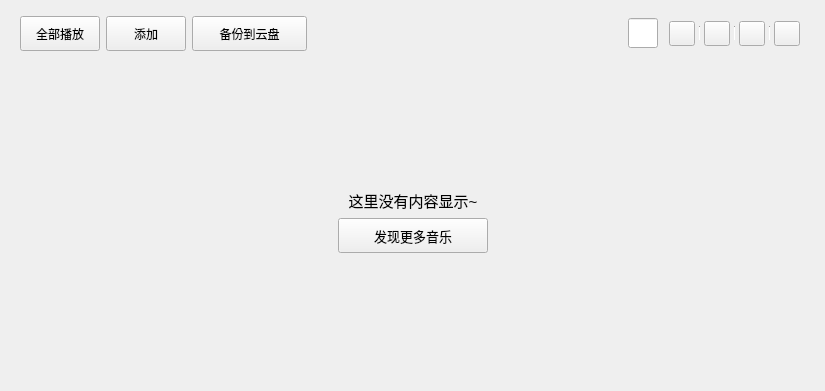
This is KuGouStart/MyCollection/SingleSong/SingleSong.ui in a-mo-xi-wei/Qt-KuGouAppClient as Qt 5 draws it before an edit. The edited form follows.
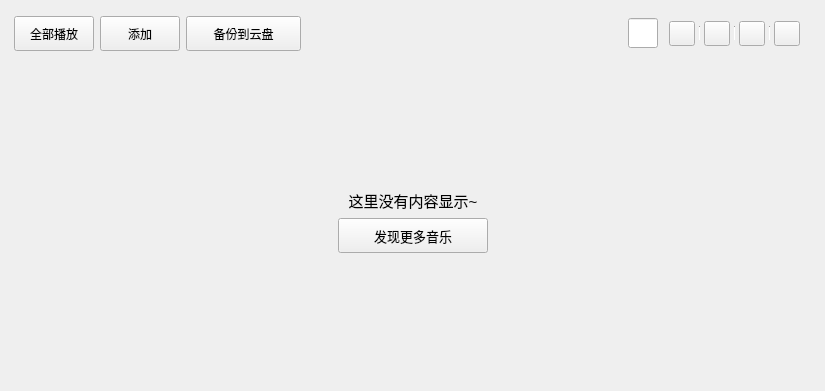
This is the edited form. Custom widgets are drawn as their Qt base class.

```diff
--- a/KuGouStart/MyCollection/SingleSong/SingleSong.ui
+++ b/KuGouStart/MyCollection/SingleSong/SingleSong.ui
@@ -17,6 +17,9 @@
    <item>
     <widget class="QWidget" name="operation_widget" native="true">
      <layout class="QHBoxLayout" name="horizontalLayout_9">
+      <property name="leftMargin">
+       <number>3</number>
+      </property>
       <property name="topMargin">
        <number>5</number>
       </property>
```
